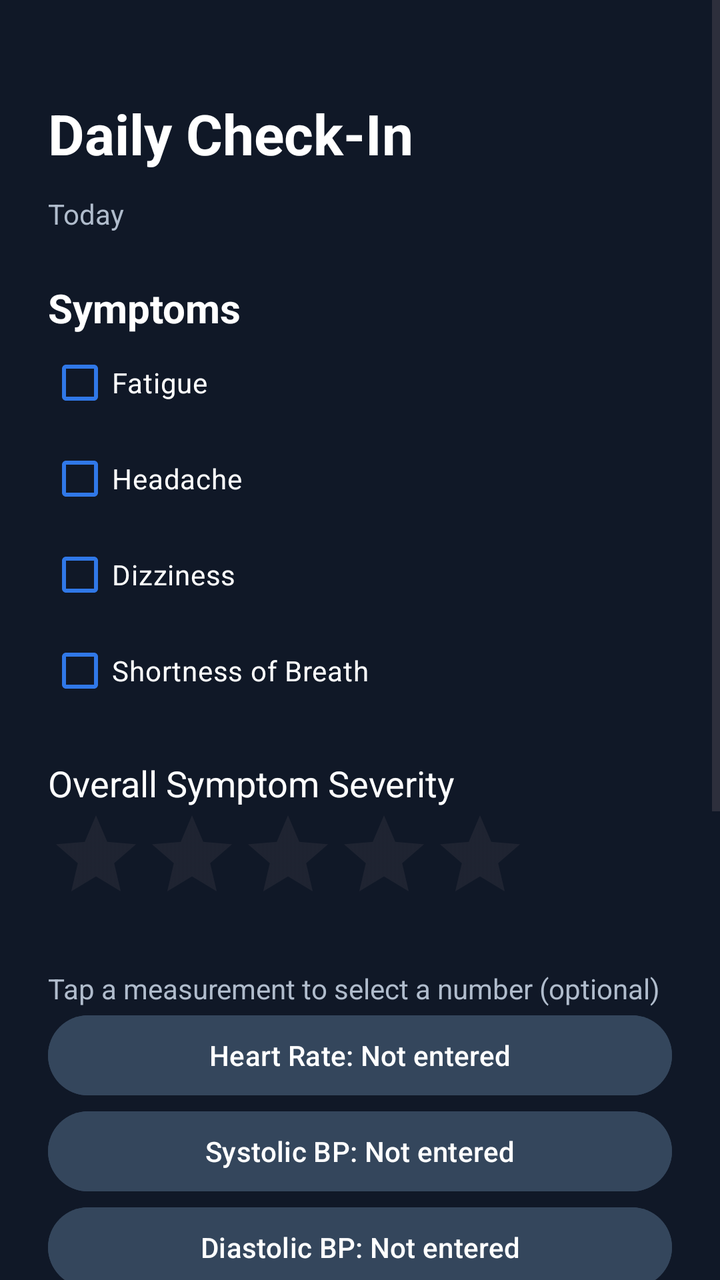
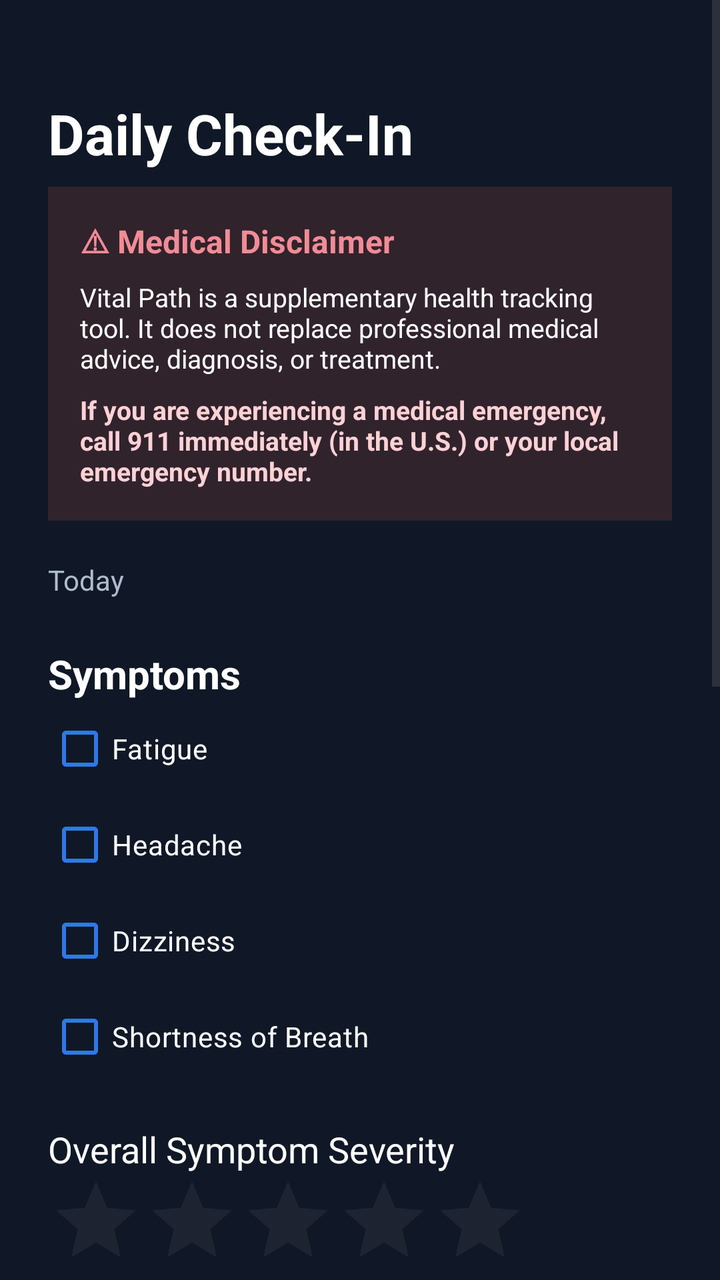

Two renders of the same Android screen: before a commit and after it. Below are the layout's source before the change and the commit's diff.
<!-- AndroidManifest.xml: application theme Theme.VitalPath -->
<!-- res/layout/activity_check_in.xml -->
<?xml version="1.0" encoding="utf-8"?>
<ScrollView xmlns:android="http://schemas.android.com/apk/res/android"
    android:layout_width="match_parent" android:layout_height="match_parent"
    android:background="#101827" android:fillViewport="true">
    <LinearLayout android:layout_width="match_parent" android:layout_height="wrap_content"
        android:orientation="vertical" android:padding="24dp">
        <TextView android:layout_width="match_parent" android:layout_height="wrap_content"
            android:text="Daily Check-In" android:textColor="#FFFFFF" android:textSize="28sp"
            android:textStyle="bold" android:layout_marginTop="24dp" />
        <TextView android:id="@+id/txtCheckInDate" android:layout_width="match_parent"
            android:layout_height="wrap_content" android:text="Today"
            android:textColor="#B0BCCC" android:layout_marginTop="12dp" />
        <TextView android:layout_width="match_parent" android:layout_height="wrap_content"
            android:text="Symptoms" android:textSize="20sp" android:textStyle="bold"
            android:textColor="#FFFFFF" android:layout_marginTop="24dp" />
        <CheckBox android:id="@+id/cbCheckFatigue" android:layout_width="match_parent"
            android:layout_height="wrap_content" android:text="Fatigue" android:textColor="#FFFFFF"
            android:buttonTint="#3078E8" />
        <CheckBox android:id="@+id/cbCheckHeadache" android:layout_width="match_parent"
            android:layout_height="wrap_content" android:text="Headache" android:textColor="#FFFFFF"
            android:buttonTint="#3078E8" />
        <CheckBox android:id="@+id/cbCheckDizziness" android:layout_width="match_parent"
            android:layout_height="wrap_content" android:text="Dizziness" android:textColor="#FFFFFF"
            android:buttonTint="#3078E8" />
        <CheckBox android:id="@+id/cbCheckBreathing" android:layout_width="match_parent"
            android:layout_height="wrap_content" android:text="Shortness of Breath" android:textColor="#FFFFFF"
            android:buttonTint="#3078E8" />
        <TextView android:layout_width="match_parent" android:layout_height="wrap_content"
            android:text="Overall Symptom Severity" android:textColor="#FFFFFF"
            android:textSize="18sp" android:layout_marginTop="20dp" />
        <RatingBar android:id="@+id/ratingSeverity" android:layout_width="wrap_content"
            android:layout_height="wrap_content" android:numStars="5" android:stepSize="1"
            android:rating="0" android:progressTint="#3078E8" />
        <TextView android:layout_width="match_parent" android:layout_height="wrap_content"
            android:text="Tap a measurement to select a number (optional)"
            android:textColor="#B0BCCC" android:layout_marginTop="24dp" />
        <Button android:id="@+id/btnHeartRate" android:layout_width="match_parent"
            android:layout_height="wrap_content" android:text="Heart Rate: Not entered"
            android:backgroundTint="#34465C" android:textColor="#FFFFFF" />
        <Button android:id="@+id/btnSystolic" android:layout_width="match_parent"
            android:layout_height="wrap_content" android:text="Systolic BP: Not entered"
            android:backgroundTint="#34465C" android:textColor="#FFFFFF" />
        <Button android:id="@+id/btnDiastolic" android:layout_width="match_parent"
            android:layout_height="wrap_content" android:text="Diastolic BP: Not entered"
            android:backgroundTint="#34465C" android:textColor="#FFFFFF" />
        <Button android:id="@+id/btnBloodSugar" android:layout_width="match_parent"
            android:layout_height="wrap_content" android:text="Blood Glucose: Not entered"
            android:backgroundTint="#34465C" android:textColor="#FFFFFF" />
        <Button android:id="@+id/btnSleepHours" android:layout_width="match_parent"
            android:layout_height="wrap_content" android:text="Sleep: Not entered"
            android:backgroundTint="#34465C" android:textColor="#FFFFFF" />
        <EditText android:id="@+id/etCheckInNotes" android:layout_width="match_parent"
            android:layout_height="110dp" android:gravity="top"
            android:hint="Additional notes (optional)" android:inputType="textMultiLine"
            android:textColor="#FFFFFF" android:textColorHint="#B0BCCC"
            android:layout_marginTop="16dp" />
        <Button android:id="@+id/btnSaveCheckIn" android:layout_width="match_parent"
            android:layout_height="wrap_content" android:text="Save Check-In"
            android:backgroundTint="#3078E8" android:textColor="#FFFFFF"
            android:layout_marginTop="20dp" />
        <Button android:id="@+id/btnBackCheckIn" android:layout_width="match_parent"
            android:layout_height="wrap_content" android:text="Back"
            android:backgroundTint="#34465C" android:textColor="#FFFFFF" />
    </LinearLayout>
</ScrollView>
<!-- resources referenced by this layout -->
<resources>
  <style name="Theme.VitalPath" parent="Base.Theme.VitalPath" />
  <style name="Base.Theme.VitalPath" parent="Theme.Material3.DayNight.NoActionBar">
          
          
      </style>
</resources>

<!-- the commit's change to res/layout/activity_check_in.xml (unified diff, before → after) -->
@@ -7,6 +7,12 @@
         <TextView android:layout_width="match_parent" android:layout_height="wrap_content"
             android:text="Daily Check-In" android:textColor="#FFFFFF" android:textSize="28sp"
             android:textStyle="bold" android:layout_marginTop="24dp" />
+        <include
+            layout="@layout/view_medical_disclaimer"
+            android:layout_width="match_parent"
+            android:layout_height="wrap_content"
+            android:layout_marginTop="8dp"
+            android:layout_marginBottom="8dp"/>
         <TextView android:id="@+id/txtCheckInDate" android:layout_width="match_parent"
             android:layout_height="wrap_content" android:text="Today"
             android:textColor="#B0BCCC" android:layout_marginTop="12dp" />
@@ -63,3 +69,41 @@
             android:backgroundTint="#34465C" android:textColor="#FFFFFF" />
     </LinearLayout>
 </ScrollView>
+<!-- res/layout/view_medical_disclaimer.xml (included above) -->
+<?xml version="1.0" encoding="utf-8"?>
+<LinearLayout
+    xmlns:android="http://schemas.android.com/apk/res/android"
+    android:layout_width="match_parent"
+    android:layout_height="wrap_content"
+    android:orientation="vertical"
+    android:padding="16dp"
+    android:layout_marginTop="12dp"
+    android:layout_marginBottom="16dp"
+    android:background="#30232C">
+
+    <TextView
+        android:layout_width="match_parent"
+        android:layout_height="wrap_content"
+        android:text="⚠ Medical Disclaimer"
+        android:textSize="16sp"
+        android:textStyle="bold"
+        android:textColor="#F28B96"
+        android:layout_marginBottom="8dp"/>
+
+    <TextView
+        android:layout_width="match_parent"
+        android:layout_height="wrap_content"
+        android:text="Vital Path is a supplementary health tracking tool. It does not replace professional medical advice, diagnosis, or treatment."
+        android:textColor="#FFFFFF"
+        android:textSize="13sp"/>
+
+    <TextView
+        android:layout_width="match_parent"
+        android:layout_height="wrap_content"
+        android:text="If you are experiencing a medical emergency, call 911 immediately (in the U.S.) or your local emergency number."
+        android:textColor="#FFD1D5"
+        android:textSize="13sp"
+        android:textStyle="bold"
+        android:layout_marginTop="8dp"/>
+
+</LinearLayout>
